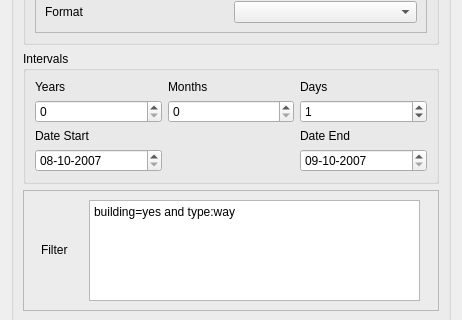
GIScience/ohsome-qgis-plugin, file OhsomeQgis/gui/OhsomeQgisDialogUI.ui: the form before one commit; both pictures show x 0 to 462 and y 882 to 1202 of the 462 by 1296 pixel window.
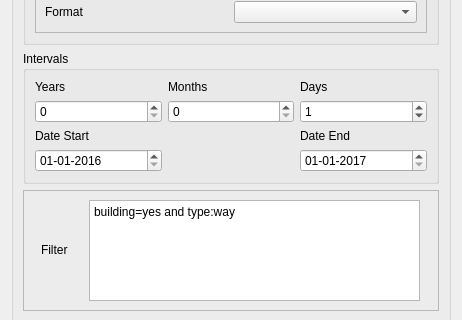
The form after the commit. Icons and pictures are not drawn. Custom widgets are drawn as their Qt base class.

Commit message: correct development coordinates

What changed in the file:
```diff
--- a/OhsomeQgis/gui/OhsomeQgisDialogUI.ui
+++ b/OhsomeQgis/gui/OhsomeQgisDialogUI.ui
@@ -916,9 +916,9 @@
              <hour>0</hour>
              <minute>0</minute>
              <second>0</second>
-             <year>2007</year>
-             <month>10</month>
-             <day>8</day>
+             <year>2016</year>
+             <month>1</month>
+             <day>1</day>
             </datetime>
            </property>
            <property name="minimumDateTime">
@@ -1033,9 +1033,9 @@
              <hour>0</hour>
              <minute>0</minute>
              <second>0</second>
-             <year>2007</year>
-             <month>10</month>
-             <day>9</day>
+             <year>2017</year>
+             <month>1</month>
+             <day>1</day>
             </datetime>
            </property>
            <property name="minimumDateTime">
```
